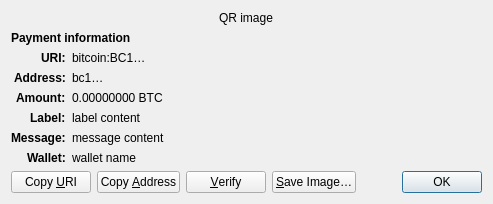
whiveio/whive, file src/qt/forms/receiverequestdialog.ui: the form before one commit.
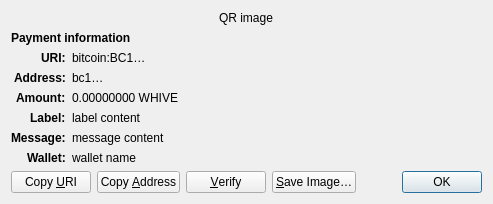
The form after the commit. Custom widgets are drawn as their Qt base class.

Patch:
```diff
--- a/src/qt/forms/receiverequestdialog.ui
+++ b/src/qt/forms/receiverequestdialog.ui
@@ -126,7 +126,7 @@
    <item row="4" column="1" alignment="Qt::AlignTop">
     <widget class="QLabel" name="amount_content">
      <property name="text">
-      <string notr="true">0.00000000 BTC</string>
+      <string notr="true">0.00000000 WHIVE</string>
      </property>
      <property name="textFormat">
       <enum>Qt::PlainText</enum>
```
Left out of the diff: 2 changed lines with no effect on the pictures.
